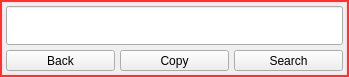
ic005k/Knot-Legacy, file src/Reader/SetReaderText.ui: the form before one commit.
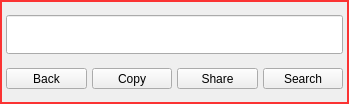
The form after the commit.

Diff of the .ui file:
```diff
--- a/src/Reader/SetReaderText.ui
+++ b/src/Reader/SetReaderText.ui
@@ -7,7 +7,7 @@
     <x>0</x>
     <y>0</y>
     <width>349</width>
-    <height>68</height>
+    <height>104</height>
    </rect>
   </property>
   <property name="windowTitle">
@@ -75,6 +75,19 @@
        </property>
       </widget>
      </item>
+     <item>
+      <widget class="QToolButton" name="btnShare">
+       <property name="sizePolicy">
+        <sizepolicy hsizetype="Preferred" vsizetype="Fixed">
+         <horstretch>0</horstretch>
+         <verstretch>0</verstretch>
+        </sizepolicy>
+       </property>
+       <property name="text">
+        <string>Share</string>
+       </property>
+      </widget>
+     </item>
      <item>
       <widget class="QToolButton" name="btnSearch">
        <property name="sizePolicy">
```
